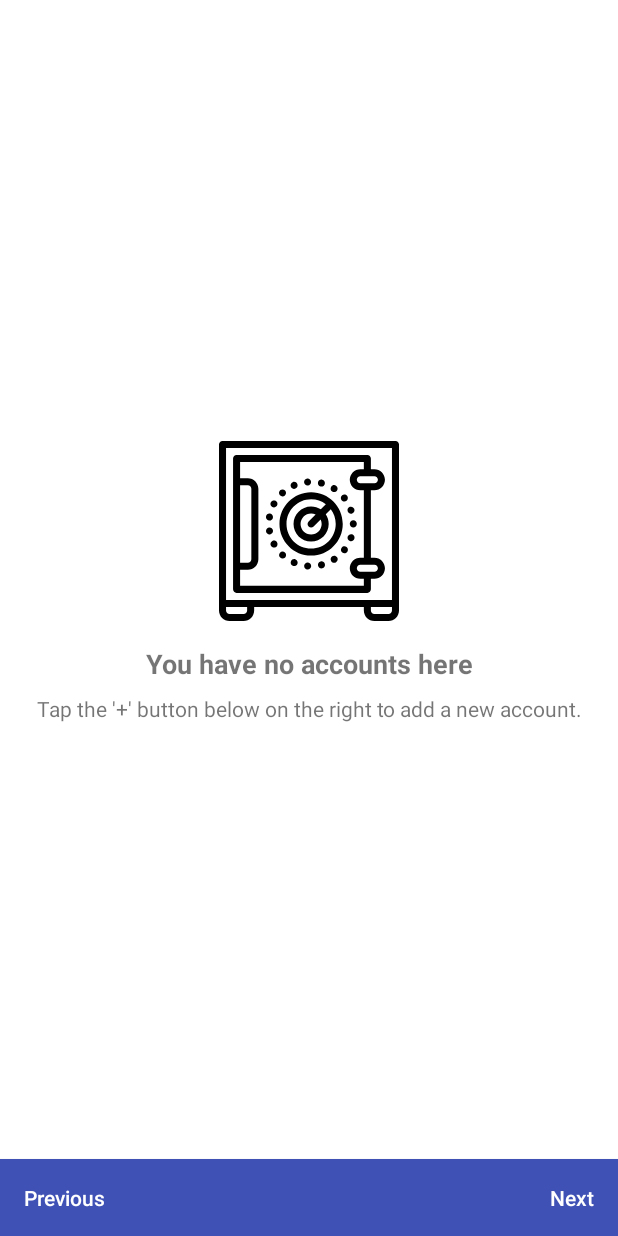
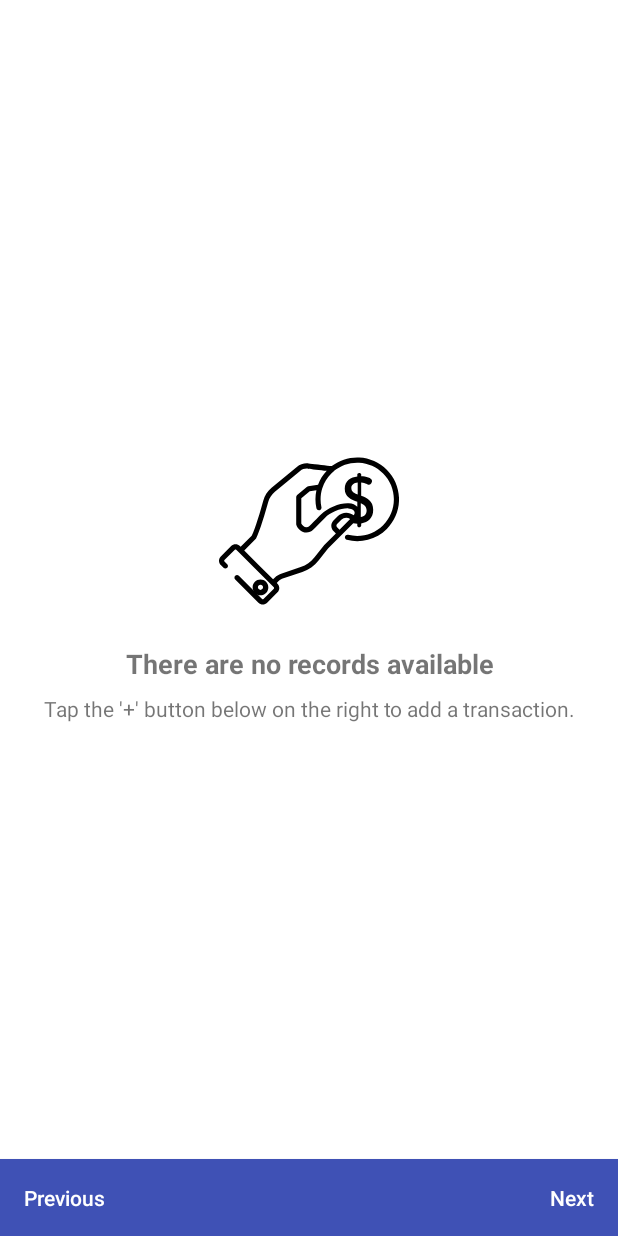
Before and after one commit to liamo7/Skint, an Android app: the fragment RecordListFragment shown on its own in the app's theme, on a phone screen of 412 x 824 dp. Run offline under Robolectric (Android 15) with nearby library versions, the phone set to English and light mode, and no system bars; our stand-ins replace Dagger/Hilt's generated code, RxJava, Timber; libraries missing offline, so code that uses them is left out: io.requery, io.requery.android, io.requery.reactivex, io.requery.sql; 3 statements that could not run were skipped.

Commit message:
Fixes wrong empty state being displayed for records.

```diff
--- a/app/src/main/res/layout/fragment_record_list.xml
+++ b/app/src/main/res/layout/fragment_record_list.xml
@@ -18,7 +18,8 @@
             android:id="@+id/empty_icon"
             android:layout_width="@dimen/empty_icon_size"
             android:layout_height="@dimen/empty_icon_size"
-            android:src="@drawable/ic_safebox"
+            android:src="@drawable/ic_coin_hand"
+            android:tint="@color/black"
             app:layout_constraintBottom_toBottomOf="parent"
             app:layout_constraintEnd_toEndOf="parent"
             app:layout_constraintStart_toStartOf="parent"
@@ -32,7 +33,7 @@
             android:layout_marginEnd="@dimen/empty_text_margin_horizontal"
             android:layout_marginStart="@dimen/empty_text_margin_horizontal"
             android:layout_marginTop="@dimen/empty_title_margin_top"
-            android:text="@string/empty_accounts_list_empty"
+            android:text="@string/records_none_message"
             android:textAlignment="center"
             android:textSize="@dimen/empty_title_size"
             android:textStyle="bold"
@@ -47,7 +48,7 @@
             android:layout_marginEnd="@dimen/empty_text_margin_horizontal"
             android:layout_marginStart="@dimen/empty_text_margin_horizontal"
             android:layout_marginTop="@dimen/empty_subtitle_margin_top"
-            android:text="@string/empty_accounts_list_subtitle"
+            android:text="@string/record_empty_subtitle"
             android:textAlignment="center"
             app:layout_constraintEnd_toEndOf="parent"
             app:layout_constraintStart_toStartOf="parent"
--- a/app/src/main/res/values/strings.xml
+++ b/app/src/main/res/values/strings.xml
@@ -20,4 +20,6 @@
     <string name="title_settings">Settings</string>
     <string name="action_previous">Previous</string>
     <string name="action_next">Next</string>
+    <string name="records_none_message">There are no records available</string>
+    <string name="record_empty_subtitle">Tap the \'+\' button below on the right to add a transaction.</string>
 </resources>
```
